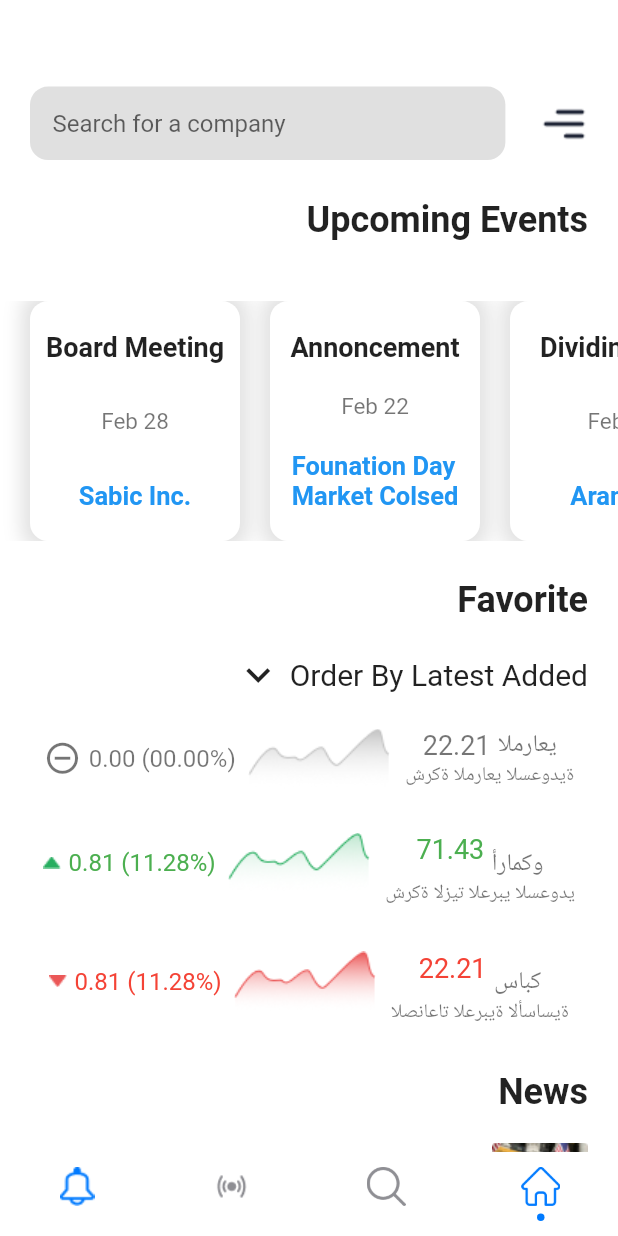
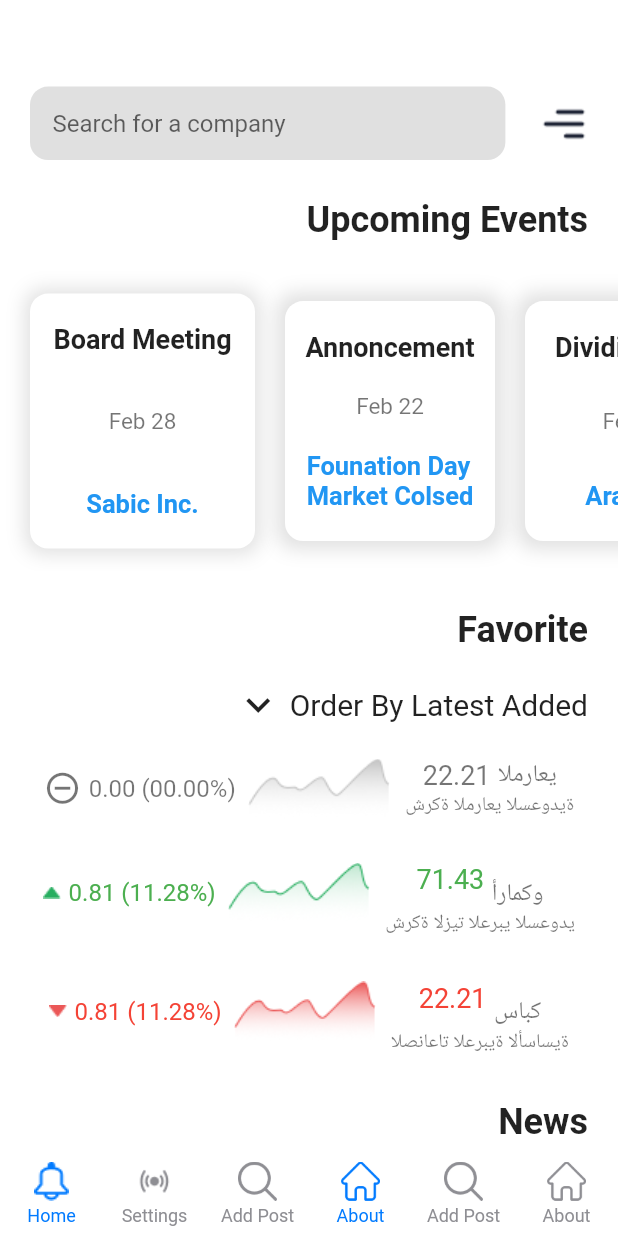
Before and after one commit to tusharhow/english-figma-shrt-project, a Flutter app: the screen it shows after launch, item 4 of the bottom bar chosen, on a phone screen of 412 x 824 dp. Run offline on Flutter 3.47's test engine with Material 2 defaults, Android fonts, the phone set to English and light mode, and no system bars; drawn by our look-alikes of persistent_bottom_nav_bar.

Commit message:
Issue fixed

```diff
--- a/lib/screens/homepage.dart
+++ b/lib/screens/homepage.dart
@@ -66,17 +66,19 @@ class HomePage extends StatelessWidget {
               ),
             ),
             SizedBox(
-              height: 20 * 2,
+              height: 20,
             ),
             SingleChildScrollView(
               scrollDirection: Axis.horizontal,
               child: Padding(
                 padding: const EdgeInsets.symmetric(horizontal: 20),
+                child: SizedBox(
+                  height: 200,
                   child: Row(
                     children: [
                       Container(
-                      height: 160,
-                      width: 140,
+                        height: 170,
+                        width: 150,
                         decoration: BoxDecoration(
                           borderRadius: BorderRadius.circular(12),
                           color: Colors.white,
@@ -84,7 +86,7 @@ class HomePage extends StatelessWidget {
                             BoxShadow(
                               color: Colors.black12,
                               blurRadius: 10,
-                            spreadRadius: 5,
+                              spreadRadius: 3,
                             ),
                           ],
                         ),
@@ -216,6 +218,7 @@ class HomePage extends StatelessWidget {
                         ),
                       ),
                     ],
+                  ),
                 ),
               ),
             ),
--- a/lib/screens/homepage_bottom.dart
+++ b/lib/screens/homepage_bottom.dart
@@ -1,3 +1,9 @@
+import 'package:english_figma_shrt_project/screens/subscribe_screen.dart';
+import 'package:english_figma_shrt_project/screens/tab_pages/tab_four.dart';
+import 'package:english_figma_shrt_project/screens/tab_pages/tab_nine.dart';
+import 'package:english_figma_shrt_project/screens/tab_pages/tab_one.dart';
+import 'package:english_figma_shrt_project/screens/tab_pages/tab_three.dart';
+import 'package:english_figma_shrt_project/screens/top_dividents_stocks.dart';
 import 'package:flutter/cupertino.dart';
 import 'package:flutter/material.dart';
 import 'package:persistent_bottom_nav_bar/persistent-tab-view.dart';
@@ -6,6 +12,7 @@ import 'homepage.dart';
 import 'notification_page.dart';
 import 'search_page.dart';
 import 'streaming_page.dart';
+import 'tab_pages/tab_two.dart';
 
 class BottomNavigationScreen extends StatefulWidget {
   const BottomNavigationScreen({Key? key}) : super(key: key);
@@ -48,16 +55,52 @@ List<PersistentBottomNavBarItem> _navBarsItems() {
       activeColorPrimary: CupertinoColors.activeBlue,
       inactiveColorPrimary: CupertinoColors.systemGrey,
     ),
+    PersistentBottomNavBarItem(
+      icon: ImageIcon(
+        AssetImage("images/search.png"),
+      ),
+      title: ("Add Post"),
+      activeColorPrimary: CupertinoColors.activeBlue,
+      inactiveColorPrimary: CupertinoColors.systemGrey,
+    ),
+    PersistentBottomNavBarItem(
+      icon: ImageIcon(
+        AssetImage("images/home.png"),
+      ),
+      title: ("About"),
+      activeColorPrimary: CupertinoColors.activeBlue,
+      inactiveColorPrimary: CupertinoColors.systemGrey,
+    ),
+    // PersistentBottomNavBarItem(
+    //   icon: ImageIcon(
+    //     AssetImage("images/search.png"),
+    //   ),
+    //   title: ("Add Post"),
+    //   activeColorPrimary: CupertinoColors.activeBlue,
+    //   inactiveColorPrimary: CupertinoColors.systemGrey,
+    // ),
+    // PersistentBottomNavBarItem(
+    //   icon: ImageIcon(
+    //     AssetImage("images/home.png"),
+    //   ),
+    //   title: ("About"),
+    //   activeColorPrimary: CupertinoColors.activeBlue,
+    //   inactiveColorPrimary: CupertinoColors.systemGrey,
+    // ),
   ];
 }
 
 PersistentTabController _controller = PersistentTabController(initialIndex: 0);
 
 final _screens = [
-  const NotificationPage(),
-  const SreamingPage(),
-  const SearchPage(),
+  const TabOne(),
+  const TabTwo(),
+  const TabThree(),
   const HomePage(),
+  const TabFour(),
+  const TabNine(),
+  // const TopDividentsStock(),
+  // const SubscribeScreen(),
 ];
 
 class _BottomNavigationScreenState extends State<BottomNavigationScreen> {
@@ -96,7 +139,7 @@ class _BottomNavigationScreenState extends State<BottomNavigationScreen> {
         duration: Duration(milliseconds: 200),
       ),
       navBarStyle:
-          NavBarStyle.style13, // Choose the nav bar style with this property.
+          NavBarStyle.simple, // Choose the nav bar style with this property.
     );
   }
 }
```
Lines whose indentation alone changed are shown as unchanged.
